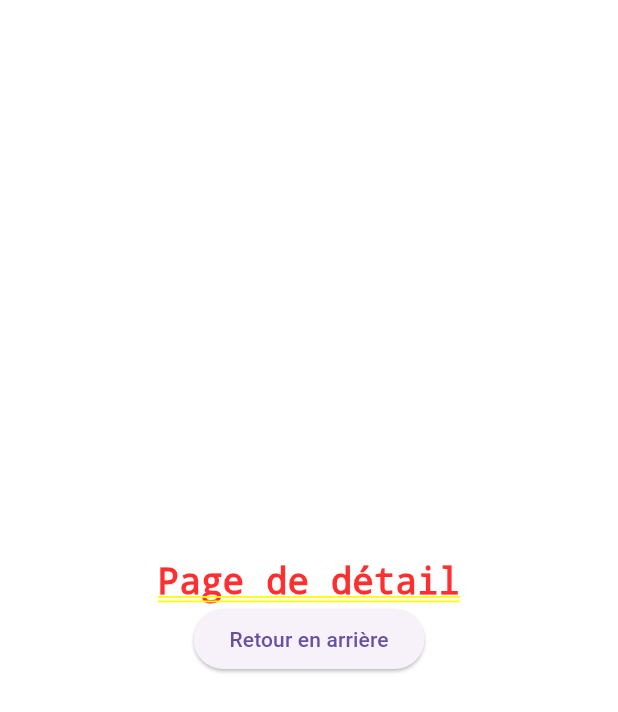
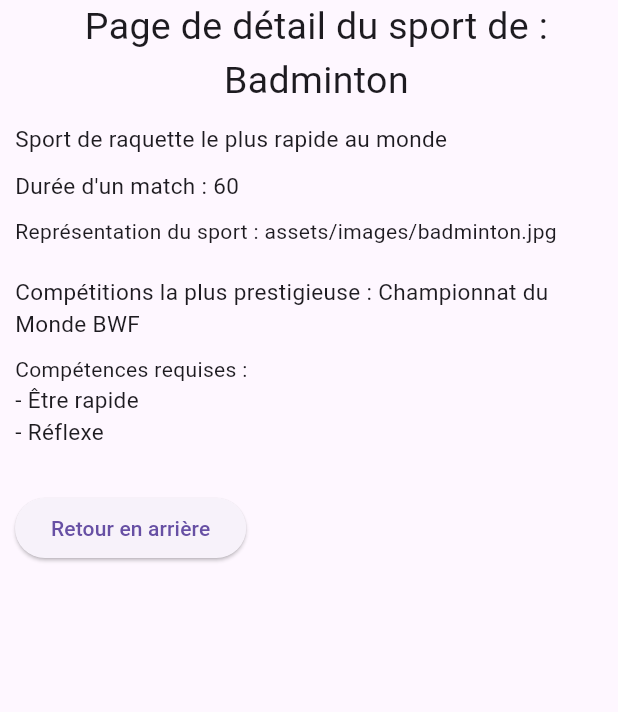
Before and after one commit to yalac/tp1-flutter-sport-YL, a Flutter app: the screen it shows after launch, after a tap on "Badminton", on a phone screen of 412 x 824 dp. Shown: the top 712 px of the screen. Run offline on Flutter 3.47's test engine with Material 3 defaults, Android fonts, the phone set to English and light mode, and no system bars.

Commit message:
creation de la page detail pour acceder a toutes les informations

```diff
--- a/lib/pages/detail_sport_page.dart
+++ b/lib/pages/detail_sport_page.dart
@@ -1,19 +1,57 @@
 import 'package:flutter/material.dart';
+import 'package:tp1_sport_yl/models/sport.dart';
 
 class DetailSportPage extends StatelessWidget {
-  const new({super.key});
+  final Sport sport;
+  const DetailSportPage({super.key, required this.sport});
 
   @override
   Widget build(BuildContext context) {
-    return Center(
+    return Scaffold(
+      body: SingleChildScrollView(
+        child: Container(
+          padding: EdgeInsets.only(left: 10),
           child: Column(
-        mainAxisAlignment: MainAxisAlignment.center,
+            crossAxisAlignment: CrossAxisAlignment.start,
             children: [
+              // Titre de du sport
               Text(
-            'Page de détail',
-            style: TextStyle(fontSize: 24),
+                'Page de détail du sport de : ${sport.nom}',
+                style: TextStyle(fontSize: 25),
                 textAlign: TextAlign.center,
               ),
+              SizedBox(height: 10),
+
+              // Description du sport
+              Text(sport.description, style: TextStyle(fontSize: 15)),
+              SizedBox(height: 10),
+
+              // Durée d'un match
+              Text(
+                'Durée d\'un match : ${sport.dureeMatch}',
+                style: TextStyle(fontSize: 15),
+              ),
+              SizedBox(height: 10),
+
+              // Image pour représenter le sport
+              Text('Représentation du sport : ${sport.image}'),
+              SizedBox(height: 20),
+
+              // Compétitions la plus prestigieuse du sport
+              Text(
+                'Compétitions la plus prestigieuse : ${sport.competitions}',
+                style: TextStyle(fontSize: 15),
+              ),
+              SizedBox(height: 10),
+
+              // Liste des compétences requises pour le sport
+              Text('Compétences requises : '),
+              ...sport.competences.map(
+                (element) => Text('- $element', style: TextStyle(fontSize: 15)),
+              ),
+              SizedBox(height: 30),
+
+              // Bouton pour retourner sur la page d'accueil
               ElevatedButton(
                 onPressed: () {
                   Navigator.pop(context);
@@ -22,6 +60,8 @@ class DetailSportPage extends StatelessWidget {
               ),
             ],
           ),
+        ),
+      ),
     );
   }
 }
--- a/lib/widgets/sport_card.dart
+++ b/lib/widgets/sport_card.dart
@@ -16,7 +16,7 @@ class SportCard extends StatelessWidget {
           Navigator.push(
             context,
             MaterialPageRoute<void>(
-              builder: (context) => const DetailSportPage(),
+              builder: (context) => DetailSportPage(sport: sport),
             ),
           );
         },
```
Lines whose indentation alone changed are shown as unchanged.
